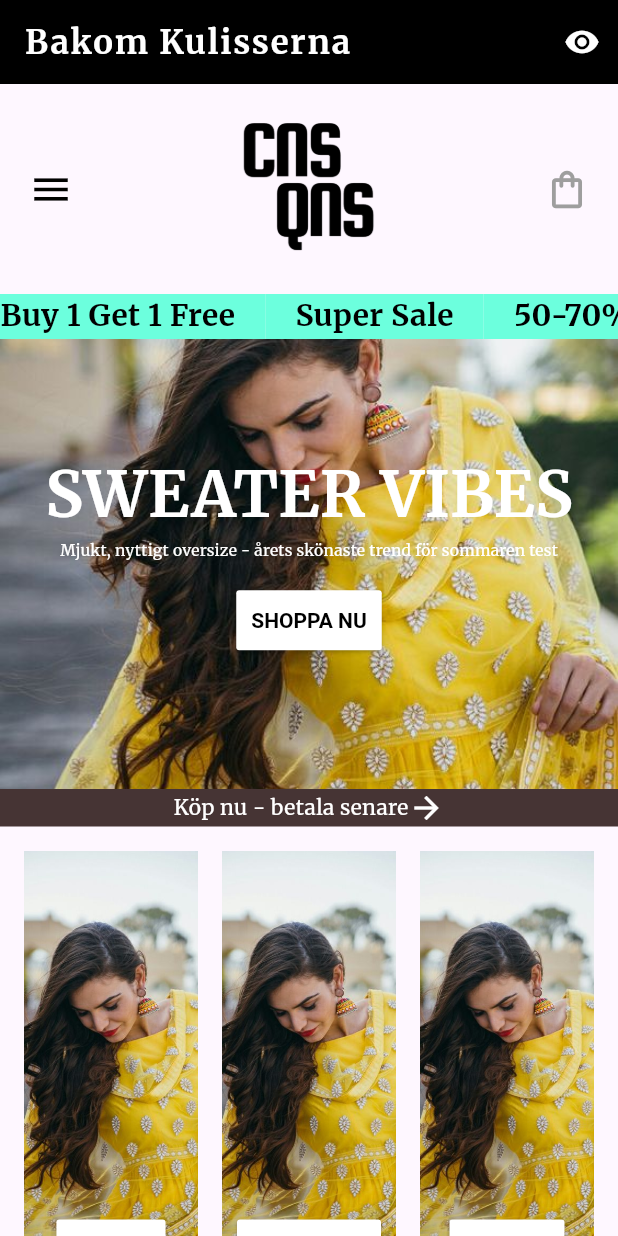
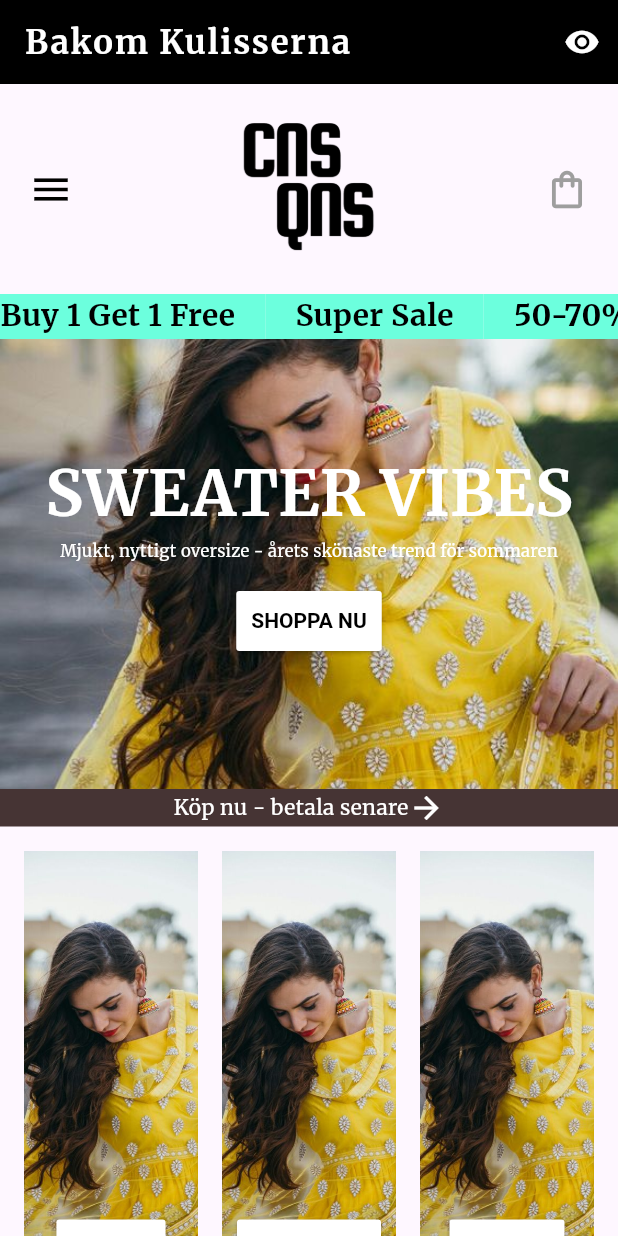
Before and after one commit to Jimleskog/bakom_kulisserna, a Flutter app: the screen it shows after launch, on a phone screen of 412 x 824 dp. Run offline on Flutter 3.47's test engine with Material 3 defaults, Android fonts, the phone set to English and light mode, and no system bars; our stand-ins replace google_fonts.

Commit message:
Refactor fashionWidgets.dart to update the text for the "SWEATER VIBES" widget

```diff
--- a/lib/jane/fashionwidgets.dart
+++ b/lib/jane/fashionwidgets.dart
@@ -15,7 +15,7 @@ List<Widget> fashionWidgets(ScrollController controller) {
     buildPictureWholeScreeenWidget(
         buildAssetString('pic.jpg'),
         'SWEATER VIBES',
-        'Mjukt, nyttigt oversize - årets skönaste trend för sommaren test',
+        'Mjukt, nyttigt oversize - årets skönaste trend för sommaren',
         'SHOPPA NU'),
     buildsmallContainerBanner('Köp nu - betala senare'),
     Padding(
```
